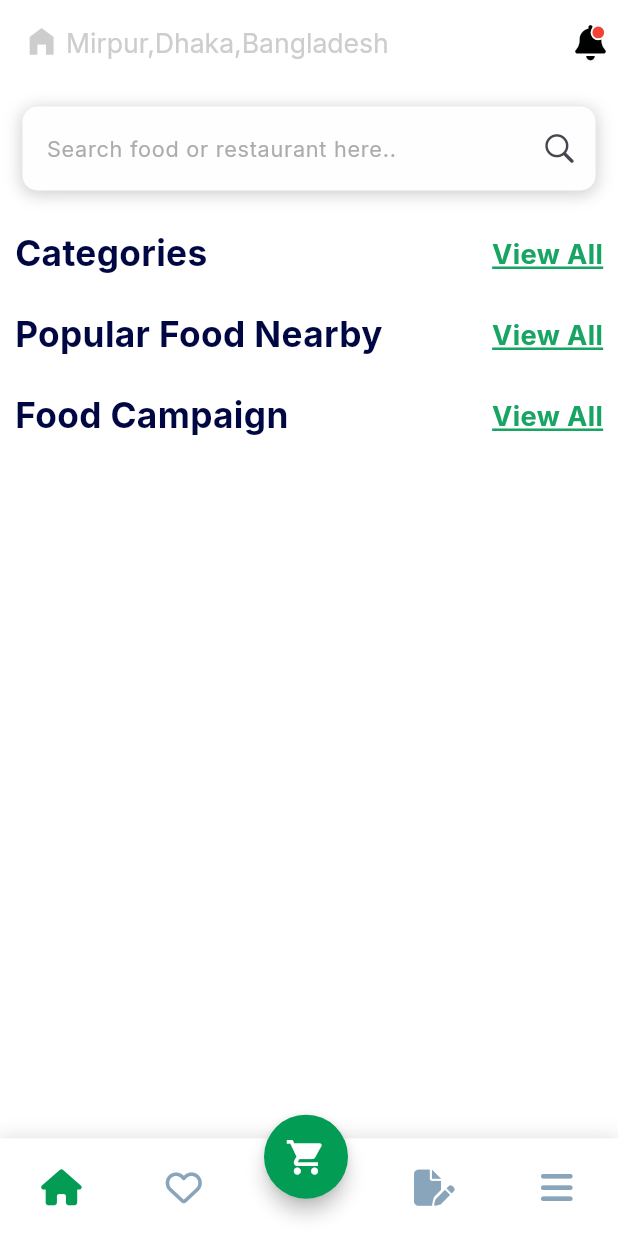
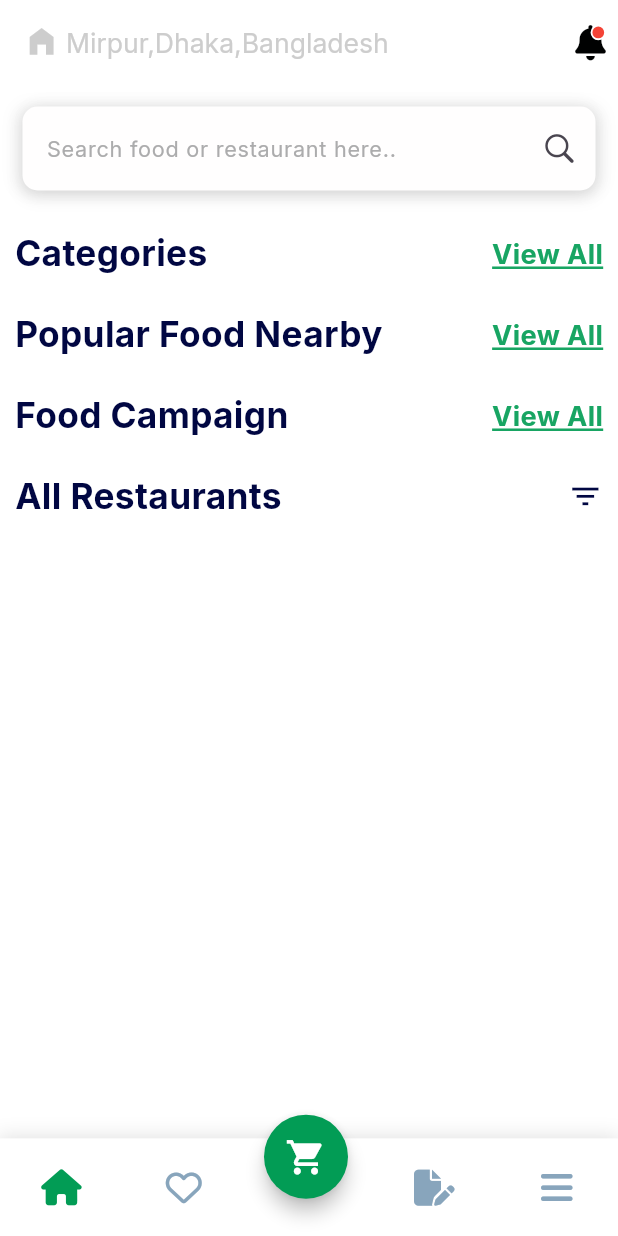
Before and after one commit to Sadman-123/6Bites, a Flutter app: the screen it shows after launch, on a phone screen of 412 x 824 dp. Run offline on Flutter 3.47's test engine with Material 3 defaults, Android fonts, the light colour scheme and no system bars; our stand-ins replace flutter_rating_bar, font_awesome_flutter, get; network calls fail.

Commit message:
all restaurant part done

```diff
--- a/lib/data_layer/api_urls.dart
+++ b/lib/data_layer/api_urls.dart
@@ -3,5 +3,6 @@ class ApiUrls {
   static String Category_List=BaseURL+'/api/v1/categories';
   static String Popular_List=BaseURL+'/api/v1/products/popular';
   static String Campaign_List=BaseURL+'/api/v1/campaigns/item';
+  static String Restaurant_List=BaseURL+'/api/v1/restaurants/get-restaurants/all?offset=1&limit=10';
 
 }
--- a/lib/presentation_layer/ui/Diy_components/home_related/campaign_card.dart
+++ b/lib/presentation_layer/ui/Diy_components/home_related/campaign_card.dart
@@ -48,7 +48,9 @@ Widget CampaignCard(double mdw,double mdh,String picurl,String foodname,String r
                 Text("$foodname", style: TextStyle(color: Color(0xFF030a45),
                     fontSize: mdw * 0.0431,
                     fontWeight: FontWeight.w600), maxLines: 1, overflow: TextOverflow.ellipsis,),
-                Text("$restaurant", style: TextStyle(color: Color(0xFFafafae)),
+                Text("$restaurant",
+                  style: TextStyle(
+                    color: Color(0xFFafafae)),
                   maxLines: 1,
                   overflow: TextOverflow.ellipsis,),
                 Container(
--- a/lib/presentation_layer/ui/pages/app_pages/home.dart
+++ b/lib/presentation_layer/ui/pages/app_pages/home.dart
@@ -7,6 +7,7 @@ import 'package:sixbites/presentation_layer/ui/Diy_components/home_related/categ
 import 'package:sixbites/presentation_layer/ui/Diy_components/home_related/custom_navbar.dart';
 import 'package:sixbites/presentation_layer/ui/Diy_components/home_related/custom_textfield.dart';
 import 'package:sixbites/presentation_layer/ui/Diy_components/home_related/popular_card.dart';
+import 'package:sixbites/presentation_layer/ui/Diy_components/home_related/restaurant_card.dart';
 class Home extends StatelessWidget {
   HomeController home=Get.find();
   @override
@@ -149,7 +150,56 @@ class Home extends StatelessWidget {
                 ],
               ),
             ),
-          )
+          ),
+          SliverToBoxAdapter(
+            child: Container(
+              margin: EdgeInsets.only(
+                left: 10,
+                right: 10,
+                top: 10
+              ),
+              child: Column(
+                children: [
+                  Container(
+                    child: Row(
+                      mainAxisAlignment: MainAxisAlignment.spaceBetween,
+                      children: [
+                        Text(
+                          "All Restaurants",
+                          style: TextStyle(
+                            fontSize: mdw * 0.057,
+                            fontWeight: FontWeight.bold,
+                            color: Color(0xFF010742),
+                          ),
+                        ),
+                        Icon(
+                          Icons.filter_list,
+                          size: mdw * 0.057,
+                          color: Color(0xFF010742),
+                        )
+                      ],
+                    ),
+                  ),
+                  Container(
+                    child: Obx((){
+                      return ListView.separated(
+                        shrinkWrap: true,
+                        physics: NeverScrollableScrollPhysics(),
+                        itemBuilder: (context, index) {
+                          return RestaurantCard(mdw, mdh, "${home.restaurant_list[index]['logo_full_url']}", "${home.restaurant_list[index]['name']}", "${home.restaurant_list[index]['address']}", "${home.restaurant_list[index]['reviews_comments_count']}","${home.restaurant_list[index]['avg_rating']}");
+                        },
+                        separatorBuilder: (context, index) => Divider(
+                          indent: mdw*0.3,
+                          endIndent: mdw*0.03,
+                        ),
+                        itemCount: home.restaurant_list.length,
+                      );
+                    }),
+                  )
+                ],
+              ),
+            ),
+          ),
         ],
       ),
       bottomNavigationBar: CustomNavbar(mdw: mdw, mdh: mdh),
```
Also changed, not shown: lib/presentation_layer/state_holders/home_controller.dart (+16 -0 lines), lib/presentation_layer/ui/Diy_components/home_related/restaurant_card.dart (added, +64 -0 lines).
